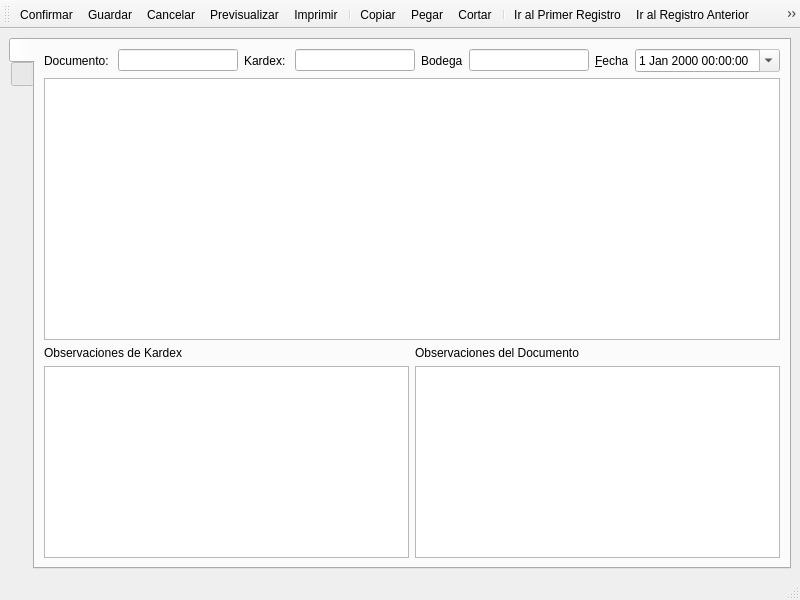
Qt form src/ui/kardex.ui (armonge/EsquipulasPy) before a commit.
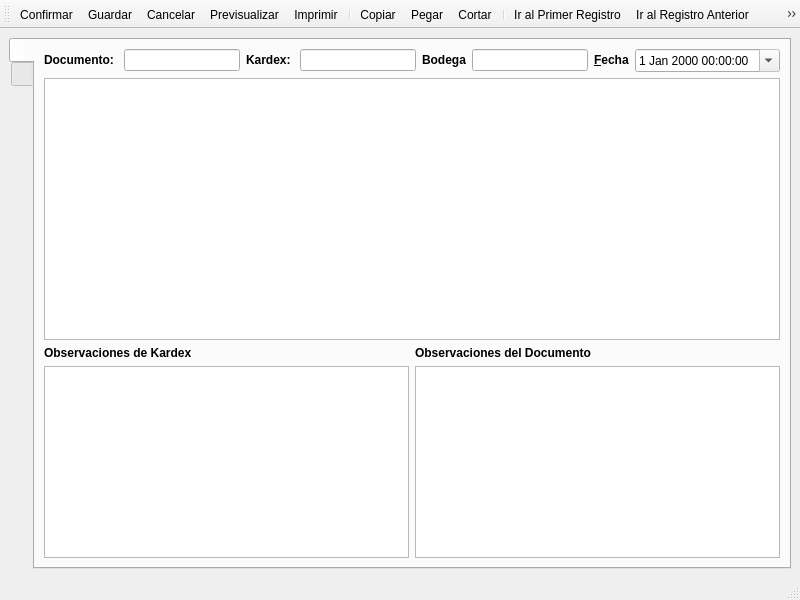
The same form after that commit. The open tabs and pages were chosen to show the change. Icons and pictures are not drawn.

Patch:
```diff
--- a/src/ui/kardex.ui
+++ b/src/ui/kardex.ui
@@ -37,7 +37,7 @@
           <item>
            <widget class="QLabel" name="label_3">
             <property name="text">
-             <string>Documento: </string>
+             <string>&lt;b&gt;Documento: &lt;/b&gt;</string>
             </property>
            </widget>
           </item>
@@ -51,7 +51,7 @@
           <item>
            <widget class="QLabel" name="label_6">
             <property name="text">
-             <string>Kardex: </string>
+             <string>&lt;b&gt;Kardex: &lt;/b&gt;</string>
             </property>
            </widget>
           </item>
@@ -65,7 +65,7 @@
           <item>
            <widget class="QLabel" name="label_7">
             <property name="text">
-             <string>Bodega</string>
+             <string>&lt;b&gt;Bodega&lt;/b&gt;</string>
             </property>
            </widget>
           </item>
@@ -79,7 +79,7 @@
           <item>
            <widget class="QLabel" name="label_2">
             <property name="text">
-             <string>&amp;Fecha</string>
+             <string>&lt;b&gt;&amp;Fecha&lt;/b&gt;</string>
             </property>
             <property name="buddy">
              <cstring>dtPicker</cstring>
@@ -123,7 +123,7 @@
         <item row="3" column="1">
          <widget class="QLabel" name="label_5">
           <property name="text">
-           <string>Observaciones del Documento</string>
+           <string>&lt;b&gt;Observaciones del Documento&lt;/b&gt;</string>
           </property>
          </widget>
         </item>
@@ -144,7 +144,7 @@
         <item row="3" column="0">
          <widget class="QLabel" name="label_4">
           <property name="text">
-           <string>Observaciones de Kardex</string>
+           <string>&lt;b&gt;Observaciones de Kardex&lt;/b&gt;</string>
           </property>
          </widget>
         </item>
```
Left out of the diff: 2 changed lines with no effect on the pictures.
